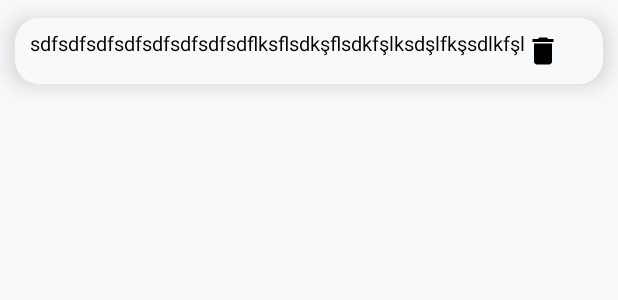
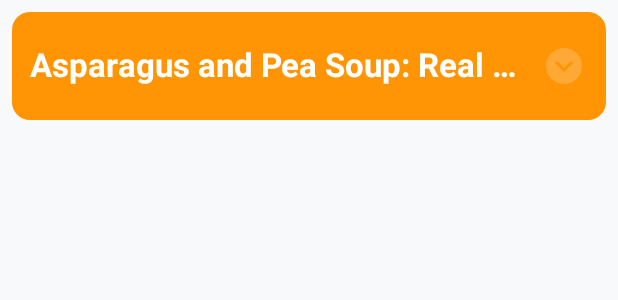
Before and after one commit to rabiakambur/Cookly, an Android app built with Jetpack Compose: the @Preview function FavoriteScreenPreview, on a phone screen of 412 x 824 dp. Shown: the top 300 px of the screen. Run offline under Robolectric (Android 15) with nearby library versions, the phone set to English and light mode, and no system bars; our stand-ins replace Room's generated code; network calls fail.

Commit message:
Improve favorite screen and response

```diff
--- a/app/src/main/java/com/rabiakambur/cookly/favorite/data/source/local/RecipeEntity.kt
+++ b/app/src/main/java/com/rabiakambur/cookly/favorite/data/source/local/RecipeEntity.kt
@@ -7,8 +7,13 @@ import androidx.room.PrimaryKey
 data class RecipeEntity(
     @PrimaryKey(autoGenerate = true)
     val uid: Int,
-    val name: String,
-    val image: String,
+    val recipeImage: String,
+    val recipeTitle: String,
+    val readyInMinutes: Int,
+    val recipeServings: Int,
+    val dishTypes: String,
+    val recipeStep: String,
+    val recipeIngredients: String,
     val isFavorite: Boolean,
 
 )
--- /dev/null
+++ b/app/src/main/java/com/rabiakambur/cookly/favorite/ui/ExpandableCard.kt
@@ -0,0 +1,125 @@
+package com.rabiakambur.cookly.favorite.ui
+
+import androidx.compose.animation.animateContentSize
+import androidx.compose.animation.core.LinearOutSlowInEasing
+import androidx.compose.animation.core.animateFloatAsState
+import androidx.compose.animation.core.tween
+import androidx.compose.foundation.background
+import androidx.compose.foundation.layout.Arrangement
+import androidx.compose.foundation.layout.Box
+import androidx.compose.foundation.layout.Column
+import androidx.compose.foundation.layout.Row
+import androidx.compose.foundation.layout.fillMaxWidth
+import androidx.compose.foundation.layout.padding
+import androidx.compose.foundation.shape.CircleShape
+import androidx.compose.foundation.shape.RoundedCornerShape
+import androidx.compose.material.icons.Icons
+import androidx.compose.material.icons.filled.KeyboardArrowDown
+import androidx.compose.material3.Card
+import androidx.compose.material3.CardDefaults
+import androidx.compose.material3.Icon
+import androidx.compose.material3.IconButton
+import androidx.compose.material3.MaterialTheme
+import androidx.compose.material3.Text
+import androidx.compose.runtime.Composable
+import androidx.compose.runtime.getValue
+import androidx.compose.runtime.mutableStateOf
+import androidx.compose.runtime.remember
+import androidx.compose.runtime.setValue
+import androidx.compose.ui.Alignment
+import androidx.compose.ui.Modifier
+import androidx.compose.ui.draw.alpha
+import androidx.compose.ui.draw.clip
+import androidx.compose.ui.draw.rotate
+import androidx.compose.ui.graphics.Color
+import androidx.compose.ui.text.font.FontWeight
+import androidx.compose.ui.text.style.TextOverflow
+import androidx.compose.ui.unit.dp
+import com.rabiakambur.cookly.favorite.data.source.local.RecipeEntity
+import com.rabiakambur.cookly.main.theme.BackgroundColor
+import com.rabiakambur.cookly.main.theme.PrimaryColor
+
+@Composable
+fun ExpandableCard(
+    favoriteRecipe: RecipeEntity,
+    onDeleteClick: (RecipeEntity) -> Unit
+) {
+    var expandedState by remember { mutableStateOf(false) }
+    val rotationState by animateFloatAsState(
+        targetValue = if (expandedState) 180f else 0f, label = ""
+    )
+
+    Card(
+        modifier = Modifier
+            .padding(8.dp)
+            .fillMaxWidth()
+            .animateContentSize(
+                animationSpec = tween(
+                    durationMillis = 300,
+                    easing = LinearOutSlowInEasing
+                )
+            ),
+        shape = RoundedCornerShape(12.dp),
+        onClick = {
+            expandedState = !expandedState
+        },
+        colors = CardDefaults.cardColors(
+            containerColor = PrimaryColor
+        )
+    ) {
+        Column(
+            modifier = Modifier
+                .fillMaxWidth()
+                .padding(12.dp)
+        ) {
+            Row(
+                verticalAlignment = Alignment.CenterVertically
+            ) {
+                Text(
+                    modifier = Modifier
+                        .fillMaxWidth()
+                        .weight(10f),
+                    text = favoriteRecipe.recipeTitle,
+                    color = Color.White,
+                    style = MaterialTheme.typography.titleLarge,
+                    fontWeight = FontWeight.Bold,
+                    maxLines = 1,
+                    overflow = TextOverflow.Ellipsis
+                )
+                IconButton(
+                    modifier = Modifier
+                        .weight(1f)
+                        .alpha(0.2f)
+                        .rotate(rotationState),
+                    onClick = {
+                        expandedState = !expandedState
+                    }) {
+                    Box(
+                        modifier = Modifier
+                            .clip(CircleShape)
+                            .background(BackgroundColor)
+                    ){
+                        Icon(
+                            imageVector = Icons.Default.KeyboardArrowDown,
+                            tint = PrimaryColor,
+                            contentDescription = null,
+                            modifier = Modifier
+                                .align(Alignment.Center)
+                        )
+                    }
+                }
+            }
+            if (expandedState) {
+                Column(
+                    verticalArrangement = Arrangement.Center,
+                    horizontalAlignment = Alignment.CenterHorizontally
+                ) {
+                    FavoriteItem(
+                        favoriteRecipe = favoriteRecipe,
+                        onDeleteClick = onDeleteClick
+                    )
+                }
+            }
+        }
+    }
+}
--- a/app/src/main/java/com/rabiakambur/cookly/favorite/ui/FavoriteScreen.kt
+++ b/app/src/main/java/com/rabiakambur/cookly/favorite/ui/FavoriteScreen.kt
@@ -35,7 +35,7 @@ fun FavoriteRecipesList(
             .background(BackgroundColor)
     ) {
         items(favoriteList) { recipe ->
-            FavoriteItem(
+            ExpandableCard(
                 favoriteRecipe = recipe,
                 onDeleteClick = {
                     onDeleteClick.invoke(recipe)
@@ -48,10 +48,21 @@ fun FavoriteRecipesList(
 @Preview(showBackground = true, showSystemUi = true)
 @Composable
 private fun FavoriteScreenPreview() {
-    FavoriteRecipesList(favoriteList = listOf(
-        RecipeEntity(
-        uid = 1, name = "çorba", image = "https://img.spoonacular.com/recipes/715415-312x231.jpg", isFavorite = true
-    ))){
+    FavoriteRecipesList(
+        favoriteList = listOf(
+            RecipeEntity(
+                uid = 1,
+                recipeTitle = "Asparagus and Pea Soup: Real Convenience Food",
+                recipeImage = "https://img.spoonacular.com/recipes/716406-312x231.jpg",
+                readyInMinutes = 5,
+                recipeServings = 8,
+                dishTypes = "meal",
+                recipeStep = "Add peas (the heat of the soup will quickly thaw them) and puree until smooth; add more until it reaches the thickness you like.Top with chives and a small dollop of creme fraiche or sour cream or greek yogurt.",
+                recipeIngredients = "salt and pepper, asparagus, broth, red pepper flakes",
+                isFavorite = true
+            )
+        )
+    ) {
 
     }
 }
--- a/app/src/main/java/com/rabiakambur/cookly/home/data/source/remote/HomeService.kt
+++ b/app/src/main/java/com/rabiakambur/cookly/home/data/source/remote/HomeService.kt
@@ -4,6 +4,6 @@ import com.rabiakambur.cookly.home.data.source.remote.model.RecipesResponse
 import retrofit2.http.GET
 
 interface HomeService {
-    @GET("recipes/complexSearch?apiKey=b58794c11d984f3796c46fe70516af79")
+    @GET("recipes/complexSearch?apiKey=b58794c11d984f3796c46fe70516af79&instructionsRequired=true&fillIngredients=true&addRecipeInformation=true")
     suspend fun getRecipes(): RecipesResponse
 }
--- a/app/src/main/java/com/rabiakambur/cookly/main/theme/Color.kt
+++ b/app/src/main/java/com/rabiakambur/cookly/main/theme/Color.kt
@@ -12,3 +12,5 @@ val Pink40 = Color(0xFF7D5260)
 
 val BackgroundColor = Color(0xFFf8f9fa)
 val PrimaryColor = Color(0xFFff9505)
+val SecondaryColor = Color(0xFFFFBF69)
+val CardColor = Color(0xFFffeedd)
```
Also changed, not shown: app/src/main/java/com/rabiakambur/cookly/favorite/ui/FavoriteItem.kt (+67 -12 lines), app/src/main/java/com/rabiakambur/cookly/home/data/source/remote/model/RecipesResult.kt (+16 -1 lines), app/src/main/java/com/rabiakambur/cookly/home/ui/RecipeItem.kt (+8 -3 lines).
